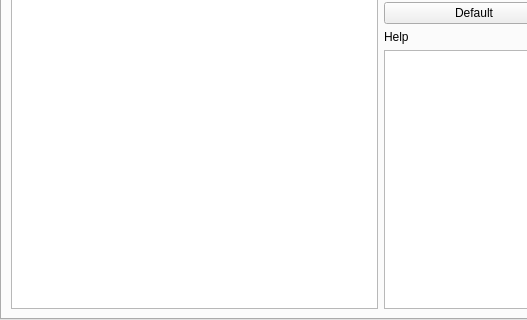
This is GUI/frontend/window.ui in progval/Supybot-plugins as Qt 5 draws it before an edit; both pictures show x 0 to 527 and y 271 to 591 of the 761 by 591 pixel window. The edited form follows.
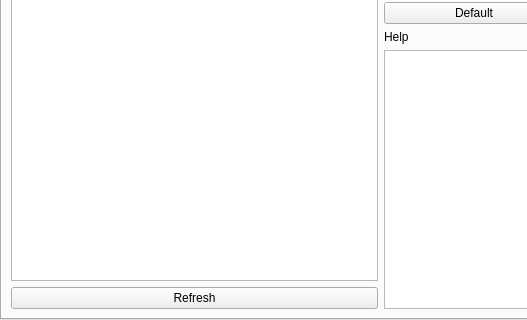
This is the edited form. The open tabs and pages were chosen to show the change. Icons and pictures are not drawn.

Commit message: GUI: load configuration tree

The edit to the form file:
```diff
--- a/GUI/frontend/window.ui
+++ b/GUI/frontend/window.ui
@@ -29,7 +29,18 @@
    </attribute>
    <layout class="QHBoxLayout" name="horizontalLayout">
     <item>
-     <widget class="QTreeView" name="configurationTree"/>
+     <layout class="QVBoxLayout" name="configurationTreeLayout">
+      <item>
+       <widget class="QTreeView" name="configurationTree"/>
+      </item>
+      <item>
+       <widget class="QPushButton" name="refreshConfigurationTree">
+        <property name="text">
+         <string>Refresh</string>
+        </property>
+       </widget>
+      </item>
+     </layout>
     </item>
     <item>
      <layout class="QVBoxLayout" name="configurationDetailsLayout">
```
Left out of the diff: 2 changed lines with no effect on the pictures. The commit also changes 2 other files.
